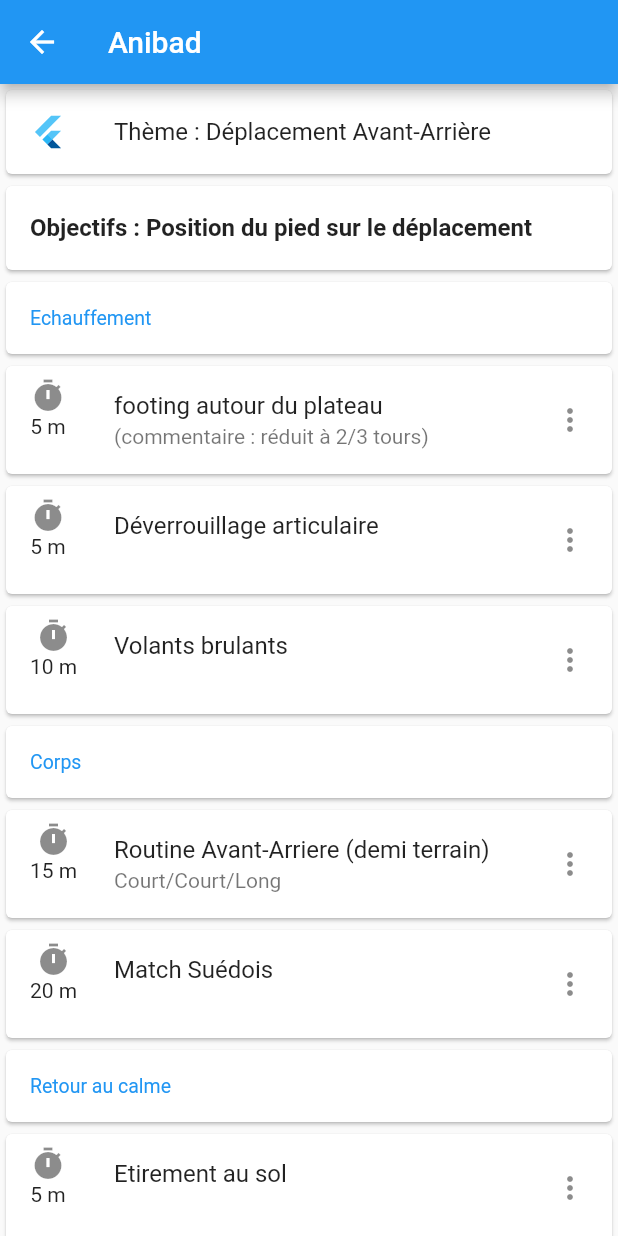
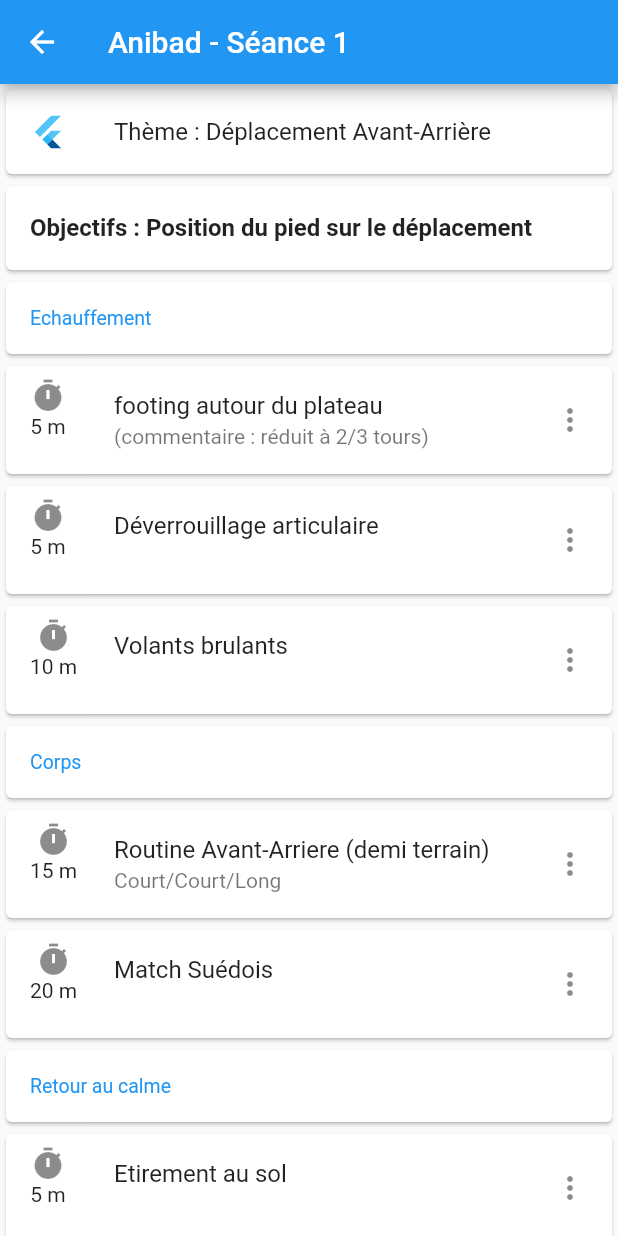
Before and after one commit to philgung/anibad, a Flutter app: the screen it shows after launch, after a tap on "Séance 1", on a phone screen of 412 x 824 dp. Run offline on Flutter 3.47's test engine with Material 2 defaults, Android fonts, the phone set to English and light mode, and no system bars.

Commit message:
ajout Seance/Exercice

```diff
--- a/lib/Presentation/AccueilPage.dart
+++ b/lib/Presentation/AccueilPage.dart
@@ -22,37 +22,73 @@ class MyHomePage extends StatelessWidget {
 
   @override
   Widget build(BuildContext context) {
-    final List<String> entries = <String>['1', '2', '3'];
-    final List<int> colorCodes = <int>[600, 500, 100];
+    final List<Seance> entries = <Seance>[
+      new Seance('Séance 1', 'Déplacement Avant-Arrière',
+          'Mardi 17 septembre 2020', 'Position du pied sur le déplacement'),
+      new Seance('Séance 2', 'Déplacement Avant-Arrière',
+          'Mardi 24 septembre 2020', 'Position du pied sur le déplacement'),
+      new Seance('Séance 3', 'Déplacement Avant-Arrière',
+          'Mardi 1 octobre 2020', 'Position du pied sur le déplacement'),
+    ];
 
     return Scaffold(
       appBar: AppBar(
         title: Text(title),
       ),
-      body: Center(child: buildListView(context, entries, colorCodes)),
+      body: Center(child: buildListView(context, entries)),
       floatingActionButton:
           FloatingActionButton(tooltip: 'Increment', child: Icon(Icons.add)),
     );
   }
 
-  ListView buildListView(
-      BuildContext context, List<String> entries, List<int> colorCodes) {
+  ListView buildListView(BuildContext context, List<Seance> entries) {
     return ListView.builder(
         padding: const EdgeInsets.all(8),
         itemCount: entries.length,
         itemBuilder: (_, int index) {
           return ListTile(
-            title: Text('Séance ${entries[index]}'),
-            subtitle: Text('Subtitle'),
-            leading: Icon(Icons.thumb_up),
+            title: Text(entries[index].nom),
+            subtitle: Text(entries[index].theme + '\n' + entries[index].date),
+            leading: Icon(Icons.directions_run),
             trailing: Icon(Icons.arrow_forward),
             onTap: () {
               Navigator.push(
                   context,
                   MaterialPageRoute(
-                      builder: (context) => SeancePage(index + 1)));
+                      builder: (context) => SeancePage(entries[index])));
             },
           );
         });
   }
 }
+
+class Seance {
+  String nom, theme, date, objectifs;
+  List<Exercice> echauffement;
+  List<Exercice> corps;
+  List<Exercice> retourAuCalme;
+
+  Seance(this.nom, this.theme, this.date, this.objectifs) {
+    echauffement = [
+      new Exercice(
+          'footing autour du plateau', '(commentaire : réduit à 2/3 tours)', 5),
+      new Exercice('Déverrouillage articulaire', '', 5),
+      new Exercice('Volants brulants', '', 10),
+    ];
+    corps = [
+      new Exercice(
+          'Routine Avant-Arriere (demi terrain)', 'Court/Court/Long', 15),
+      new Exercice('Match Suédois', '', 20),
+    ];
+    retourAuCalme = [
+      new Exercice('Etirement au sol', '', 5),
+    ];
+  }
+}
+
+class Exercice {
+  String title, subtitle;
+  int duree;
+
+  Exercice(this.title, this.subtitle, this.duree);
+}
--- a/lib/Presentation/SeancePage.dart
+++ b/lib/Presentation/SeancePage.dart
@@ -1,41 +1,40 @@
+import 'package:anibad/Presentation/AccueilPage.dart';
 import 'package:flutter/cupertino.dart';
 import 'package:flutter/material.dart';
 import 'TuilePhase.dart';
 import 'TuileExercice.dart';
 
 class SeancePage extends StatelessWidget {
-  final int index;
-  SeancePage(this.index);
+  final Seance seance;
+  SeancePage(this.seance);
 
   @override
   Widget build(BuildContext context) {
     return Scaffold(
-        appBar: AppBar(title: Text('Anibad')),
+        appBar: AppBar(title: Text('Anibad - ${seance.nom}')),
         body: ListView(
           children: <Widget>[
             Card(
                 child: ListTile(
                     leading: FlutterLogo(),
-                    title: Text('Thème : Déplacement Avant-Arrière'))),
+                    title: Text('Thème : ${seance.theme}'))),
             Card(
               child: ListTile(
                 title: Text(
-                  'Objectifs : Position du pied sur le déplacement',
+                  'Objectifs : ${seance.objectifs}',
                   style: TextStyle(fontWeight: FontWeight.bold),
                 ),
               ),
             ),
             TuilePhase('Echauffement'),
-            TuileExercice('footing autour du plateau',
-                '(commentaire : réduit à 2/3 tours)', 5),
-            TuileExercice('Déverrouillage articulaire', '', 5),
-            TuileExercice('Volants brulants', '', 10),
+            TuileExercice(seance.echauffement[0]),
+            TuileExercice(seance.echauffement[1]),
+            TuileExercice(seance.echauffement[2]),
             TuilePhase('Corps'),
-            TuileExercice(
-                'Routine Avant-Arriere (demi terrain)', 'Court/Court/Long', 15),
-            TuileExercice('Match Suédois', '', 20),
+            TuileExercice(seance.corps[0]),
+            TuileExercice(seance.corps[1]),
             TuilePhase('Retour au calme'),
-            TuileExercice('Etirement au sol', '', 5),
+            TuileExercice(seance.retourAuCalme[0]),
           ],
         ));
   }
--- a/lib/Presentation/TuileExercice.dart
+++ b/lib/Presentation/TuileExercice.dart
@@ -1,14 +1,11 @@
 import 'package:flutter/material.dart';
 import 'LogoChrono.dart';
+import 'AccueilPage.dart';
 
 class TuileExercice extends StatelessWidget {
-  final String title;
-  final String subtitle;
-  final int duree;
+  final Exercice exercice;
   const TuileExercice(
-    this.title,
-    this.subtitle,
-    this.duree, {
+    this.exercice, {
     Key key,
   }) : super(key: key);
 
@@ -16,9 +13,9 @@ class TuileExercice extends StatelessWidget {
   Widget build(BuildContext context) {
     return Card(
       child: ListTile(
-        leading: LogoChrono(duree),
-        title: Text(title),
-        subtitle: Text(subtitle),
+        leading: LogoChrono(exercice.duree),
+        title: Text(exercice.title),
+        subtitle: Text(exercice.subtitle),
         trailing: Icon(Icons.more_vert),
       ),
     );
```
